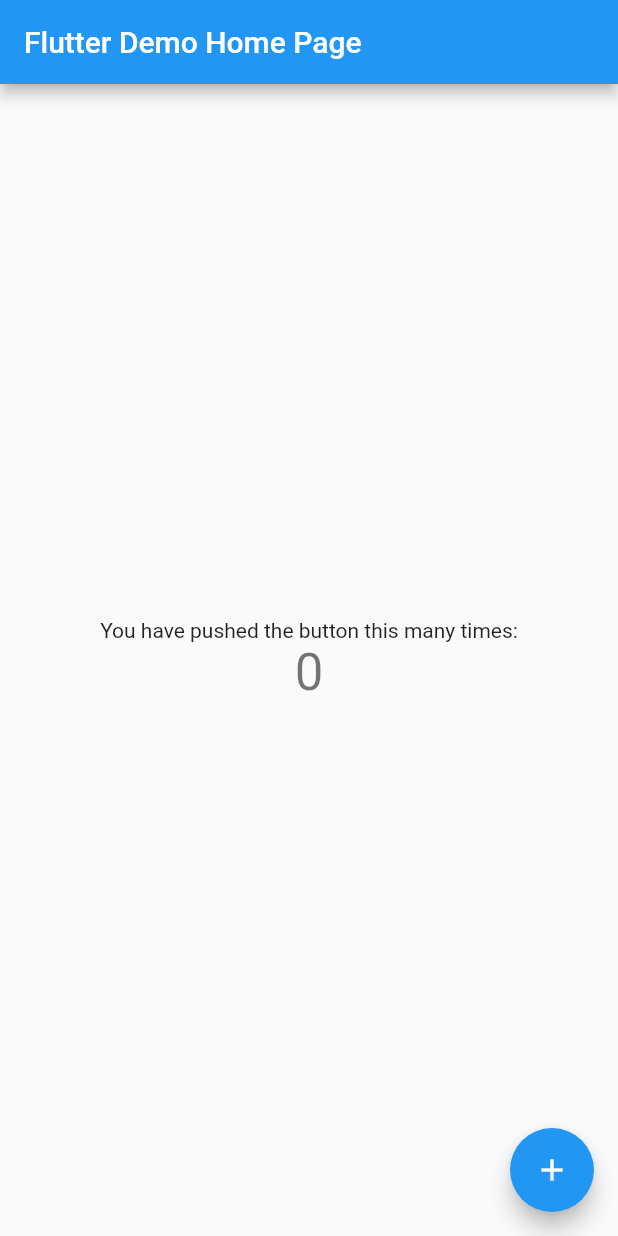
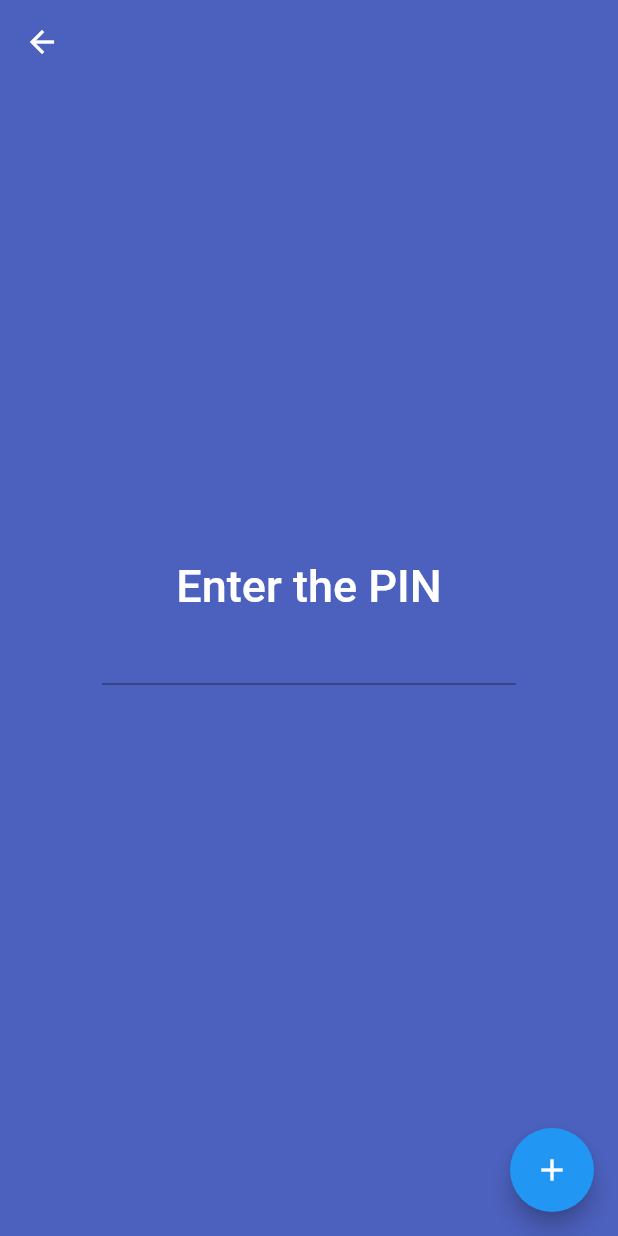
Before and after one commit to ceejayps/banking_app_2, a Flutter app: the screen it shows after launch, on a phone screen of 412 x 824 dp. Run offline on Flutter 3.47's test engine with Material 2 defaults, Android fonts, the phone set to English and light mode, and no system bars.

Commit message:
Update main.dart

```diff
--- a/lib/main.dart
+++ b/lib/main.dart
@@ -48,19 +48,6 @@ class MyHomePage extends StatefulWidget {
 }
 
 class _MyHomePageState extends State<MyHomePage> {
-  int _counter = 0;
-
-  void _incrementCounter() {
-    setState(() {
-      // This call to setState tells the Flutter framework that something has
-      // changed in this State, which causes it to rerun the build method below
-      // so that the display can reflect the updated values. If we changed
-      // _counter without calling setState(), then the build method would not be
-      // called again, and so nothing would appear to happen.
-      _counter++;
-    });
-  }
-
   @override
   Widget build(BuildContext context) {
     // This method is rerun every time setState is called, for instance as done
@@ -70,43 +57,45 @@ class _MyHomePageState extends State<MyHomePage> {
     // fast, so that you can just rebuild anything that needs updating rather
     // than having to individually change instances of widgets.
     return Scaffold(
+      backgroundColor: Color.fromARGB(255, 76, 97, 190),
       appBar: AppBar(
-        // Here we take the value from the MyHomePage object that was created by
-        // the App.build method, and use it to set our appbar title.
-        title: Text(widget.title),
+        elevation: 0,
+        leading: IconButton(
+            onPressed: null,
+            icon: Icon(
+              Icons.arrow_back,
+              color: Colors.white,
+            )),
+        backgroundColor: Color.fromARGB(255, 76, 97, 190),
+        title: Text(''),
       ),
       body: Center(
-        // Center is a layout widget. It takes a single child and positions it
-        // in the middle of the parent.
-        child: Column(
-          // Column is also a layout widget. It takes a list of children and
-          // arranges them vertically. By default, it sizes itself to fit its
-          // children horizontally, and tries to be as tall as its parent.
-          //
-          // Invoke "debug painting" (press "p" in the console, choose the
-          // "Toggle Debug Paint" action from the Flutter Inspector in Android
-          // Studio, or the "Toggle Debug Paint" command in Visual Studio Code)
-          // to see the wireframe for each widget.
-          //
-          // Column has various properties to control how it sizes itself and
-          // how it positions its children. Here we use mainAxisAlignment to
-          // center the children vertically; the main axis here is the vertical
-          // axis because Columns are vertical (the cross axis would be
-          // horizontal).
-          mainAxisAlignment: MainAxisAlignment.center,
-          children: <Widget>[
-            const Text(
-              'You have pushed the button this many times:',
+        child: Padding(
+          padding: const EdgeInsets.all(8.0),
+          child: Padding(
+            padding: const EdgeInsets.symmetric(horizontal: 60),
+            child: Column(
+              mainAxisAlignment: MainAxisAlignment.center,
+              crossAxisAlignment: CrossAxisAlignment.center,
+              children: [
+                Text(
+                  "Enter the PIN",
+                  style: TextStyle(
+                      color: Colors.white,
+                      fontSize: 30,
+                      fontWeight: FontWeight.w500),
+                ),
+                TextField(),
+                Container(
+                  child: SizedBox(height: 50),
+                ),
+              ],
             ),
-            Text(
-              '$_counter',
-              style: Theme.of(context).textTheme.headline4,
-            ),
-          ],
+          ),
         ),
       ),
       floatingActionButton: FloatingActionButton(
-        onPressed: _incrementCounter,
+        onPressed: null,
         tooltip: 'Increment',
         child: const Icon(Icons.add),
       ), // This trailing comma makes auto-formatting nicer for build methods.
```
